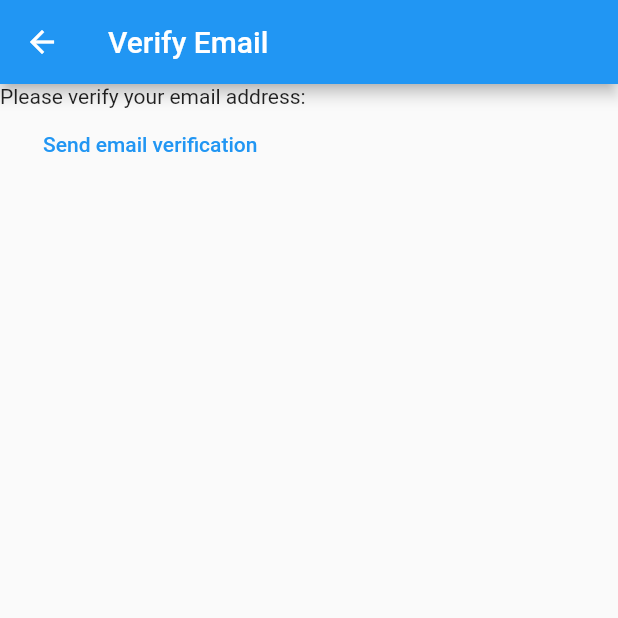
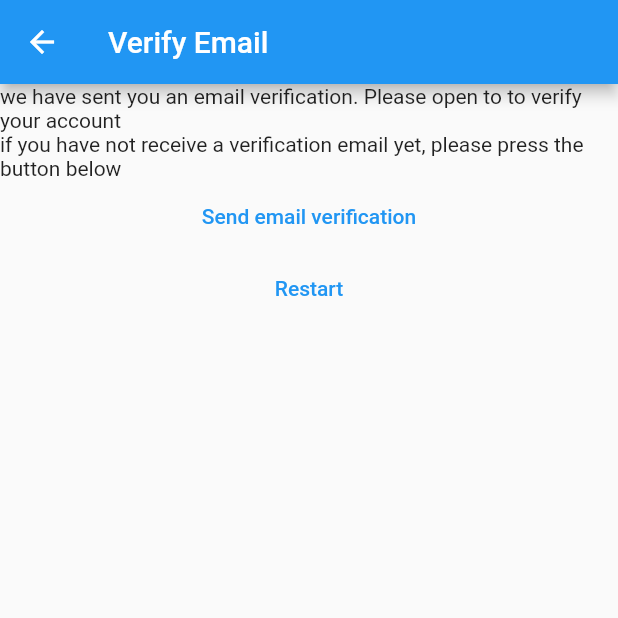
Before and after one commit to TaufiqIdrus/mynotes, a Flutter app: the VerifyEmailView screen opened directly, on a phone screen of 412 x 824 dp, the top half of it. Run offline on Flutter 3.47's test engine with Material 2 defaults, Android fonts, the phone set to English and light mode, and no system bars; our stand-ins replace firebase_auth, firebase_core; accounts and stored records are empty.

Commit message:
7th commit

```diff
--- a/lib/constants/routes.dart
+++ b/lib/constants/routes.dart
@@ -1,3 +1,4 @@
 const loginRoute = '/login/';
 const registerRoute = '/register/';
 const notesRoute = '/notes/';
+const verifyEmailRoute = '/verify-email/';
--- a/lib/main.dart
+++ b/lib/main.dart
@@ -21,6 +21,7 @@ void main() {
         loginRoute: (context) => const LoginView(),
         registerRoute: (context) => const RegisterView(),
         notesRoute: (context) => const NotesView(),
+        verifyEmailRoute: (context) => const VerifyEmailView(),
       },
     ),
   );
--- a/lib/views/verify_email_view.dart
+++ b/lib/views/verify_email_view.dart
@@ -1,6 +1,7 @@
 import 'package:flutter/material.dart';
 import 'package:firebase_auth/firebase_auth.dart';
-import 'dart:developer' as devtools show log;
+import 'package:mynotes/constants/routes.dart';
+// import 'dart:developer' as devtools show log;
 
 class VerifyEmailView extends StatefulWidget {
   const VerifyEmailView({Key? key}) : super(key: key);
@@ -18,13 +19,26 @@ class _VerifyEmailViewState extends State<VerifyEmailView> {
       ),
       body: Column(
         children: [
-          const Text('Please verify your email address:'),
+          const Text(
+              'we have sent you an email verification. Please open to to verify your account'),
+          const Text(
+              'if you have not receive a verification email yet, please press the button below'),
           TextButton(
             onPressed: () async {
               final user = FirebaseAuth.instance.currentUser;
               await user?.sendEmailVerification();
             },
-            child: const Text('Send email verification '),
+            child: const Text('Send email verification'),
+          ),
+          TextButton(
+            onPressed: () async {
+              await FirebaseAuth.instance.signOut();
+              Navigator.of(context).pushNamedAndRemoveUntil(
+                registerRoute,
+                (route) => false,
+              );
+            },
+            child: const Text('Restart'),
           )
         ],
       ),
```
Also changed, not shown: lib/views/register_view.dart (+28 -6 lines).
